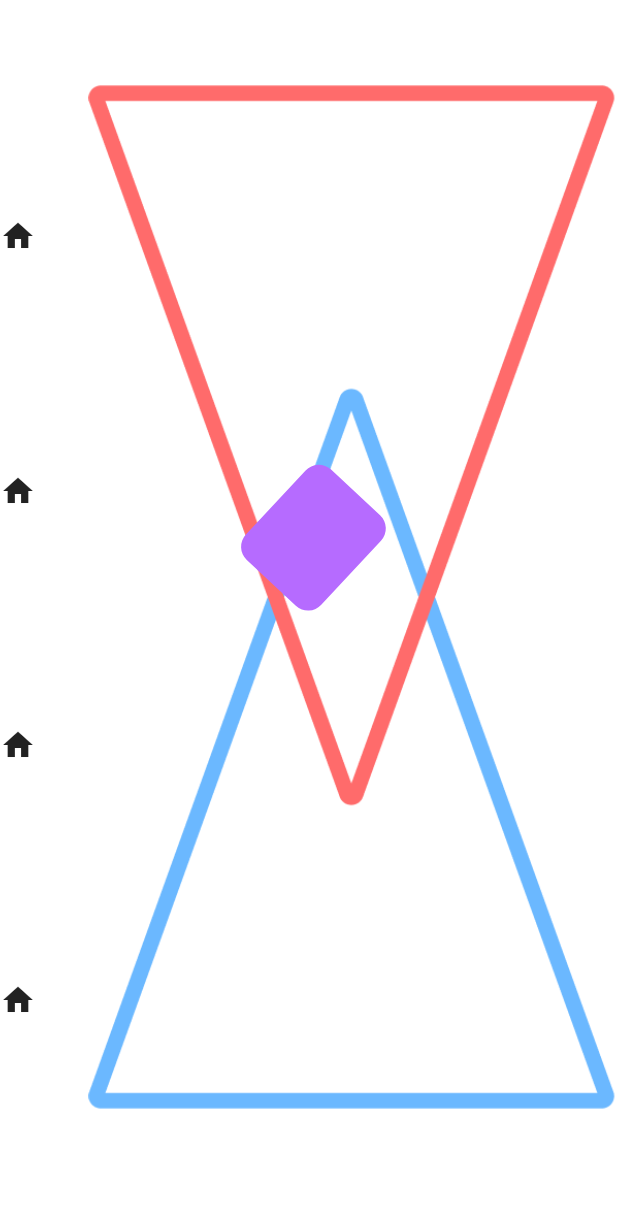
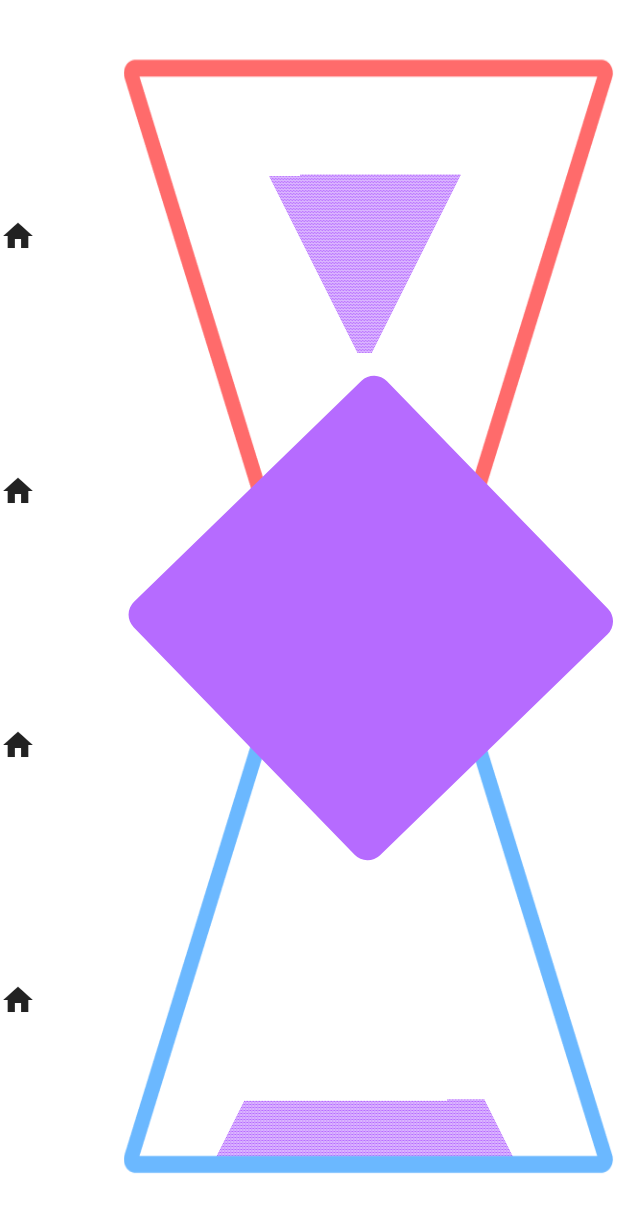
Before and after one commit to G4BR13L-me/timer_app, a Flutter app: the screen it shows after launch, on a phone screen of 412 x 824 dp. Shown: the top 1213 px of the screen. Run offline on Flutter 3.47's test engine with Material 2 defaults, Android fonts, the phone set to English and light mode, and no system bars; our stand-ins replace audio_service, flutter_tts, stop_watch_timer; missing offline and left inert: android_alarm_manager; statements that could not run were skipped.

Commit message:
Background implemention

```diff
--- a/speaker_timer/lib/screen/background/background.dart
+++ b/speaker_timer/lib/screen/background/background.dart
@@ -39,12 +39,13 @@ class _BackgroundState extends State<Background>
   Widget build(BuildContext context) {
     final size = MediaQuery.of(context).size;
 
-    Image img = Image.asset(
+    final Image img = Image.asset(
       MediaQuery.of(context).orientation == Orientation.landscape
           ? 'assets/hourglass_Landscape.png'
           : 'assets/hourglass.png',
-      width: 2.0 / 3.0 * size.width,
-      height: size.height * 0.8,
+      fit: BoxFit.fill,
+      //width: 2.0 / 3.0 * size.width,
+      //height: size.height * 0.8,
     );
 
     return SafeArea(
@@ -55,27 +56,34 @@ class _BackgroundState extends State<Background>
           child: Stack(
             children: <Widget>[
               CustomAppBar(),
-              //Sand(controller: controller, bottom: false,),
-              /*Transform.rotate(
-                angle: math.pi,
-                child: Sand(),
-              ),*/
+              Padding(
+                padding: EdgeInsets.only(bottom: size.height*0.062, left: size.width*0.18),
+                child: Sand(controller: controller, bottom: true,),
+              ),
+              Padding(
+                padding: EdgeInsets.only(top: size.height*0.055, left: size.width*0.18),
+                child: Transform.rotate(
+                  angle: math.pi,
+                  child: Sand(controller: controller, bottom: false,),
+                ),
+              ),
               Container(
-                height: 11.0 / 12.0 * size.height,
+                height: size.height,
                 width: size.width,
-                margin: EdgeInsets.only(
-                    left: size.width / 7.0, top: 10, bottom: 10, right: 1),
+                padding:EdgeInsets.only(left: size.width*0.2,right: 2.0,top: size.height*0.02,bottom: size.height*0.05),
                 child: img,
               ),
+              Center(child: Crystal(size.width, size.height)),
               AnimatedOpacity(
                   opacity:
                       Provider.of<PlayStatus>(context).isPlaying ? 1.0 : 0.0,
                   duration: Duration(seconds: 1),
                   child: Wave(size: Size(size.width, 50))),
-              Transform.translate(
+              /*Transform.translate(
                 child: Crystal(img.width, img.height),
                 offset: Offset(img.width/2.0, img.height/2.0),
-              ),
+              ),*/
+              //Crystal(img.width, img.height)
             ],
           )),
     );
--- a/speaker_timer/lib/screen/background/widgets/crystal.dart
+++ b/speaker_timer/lib/screen/background/widgets/crystal.dart
@@ -1,21 +1,48 @@
 import 'package:flutter/material.dart';
 import 'dart:math' as math;
 
+import 'package:speaker_timer/screen/stopwatch/stopwatch_screen.dart';
+
 class Crystal extends StatelessWidget {
-  Crystal(this.width,this.height);
+  Crystal(this.width, this.height);
   final double width;
   final double height;
 
   @override
   Widget build(BuildContext context) {
-    return Transform.rotate(
-      angle: 0.75,
-      origin: Offset(width/8.0, height/16.0),
-      child: Container(
-        width: width/4.0,
-        height: height/8.0,
-        decoration: BoxDecoration(borderRadius: BorderRadius.circular(12.0),color: Color(0xFFB66BFF)),
-      ),
-    );
+    print(width);
+    print(height);
+    if(width>height)
+    return Transform(
+      origin: Offset(width/8.0,width/8.0),
+        child: Container(
+          width: width / 4 ,
+          height: width / 4,
+          decoration: BoxDecoration(
+              borderRadius: BorderRadius.circular(12.0),
+              color: Color(0xFFB66BFF)),
+          child: Transform.rotate(
+            angle: -0.8,
+            child: StopWatch()
+          ),
+        ),
+        transform: Matrix4.translationValues(width/10.0, -height/70, 0)..rotateZ(0.8),
+        );
+      else
+      return Transform(
+      origin: Offset( height/7.0,height/7.0),
+        child: Container(
+          width: height / 3.5,
+          height: height / 3.5,
+          decoration: BoxDecoration(
+              borderRadius: BorderRadius.circular(12.0),
+              color: Color(0xFFB66BFF)),
+          /*child: Transform.rotate(
+            angle: -0.8,
+            child: StopWatch()
+          ),*/
+        ),
+        transform: Matrix4.translationValues(width/10.0, 0, 0)..rotateZ(0.8),
+        );
   }
 }
--- a/speaker_timer/lib/screen/background/widgets/sand.dart
+++ b/speaker_timer/lib/screen/background/widgets/sand.dart
@@ -9,7 +9,7 @@ class Sand extends StatelessWidget {
 
   @override
   Widget build(BuildContext context) {
-    double totalSum = sum(1.25, 25, 1.25);
+    double totalSum = sumPA(200, 10, 200);
     double interval = 1.0/totalSum;
     int index = bottom ? totalSum.round() : 0;
 
@@ -17,12 +17,12 @@ class Sand extends StatelessWidget {
       mainAxisAlignment: MainAxisAlignment.end,
       children: <Widget>[
         // controls the heigth of the triangle
-        for (var i = 0; i < 25; i++)
+        for (var i = 10; i < 200; i=(i+0.5).round())
           Row(
             mainAxisAlignment: MainAxisAlignment.center,
             children: <Widget>[
               // controls the width of the triangle
-              for (var j = 0; j < i*1.25; j++)
+              for (var j = 0; j < i; j++)
                 _sand(context, bottom ? interval*index-- : interval*(++index),interval, totalSum)
             ],
           ),
@@ -32,6 +32,10 @@ class Sand extends StatelessWidget {
 
   double sum (double q, double n, double frist){
     return frist*(pow(q, n)-1)/(q-1);
+  }
+
+  double sumPA (double n, double frist,double last){
+    return (frist+last)*n/2.0;
   }
 
   Widget _sand (BuildContext context, double index, double interval, double sum) {
@@ -49,8 +53,8 @@ class Sand extends StatelessWidget {
 
     return FadeTransition(
         child: Container(
-          height: 10,
-          width: 10,
+          height: 1,
+          width: 1,
           decoration: BoxDecoration(shape: BoxShape.circle,color: Color(0xFFB66BFF)),
         ),
         opacity: animation,
--- a/speaker_timer/lib/screen/stopwatch/stopwatch_screen.dart
+++ b/speaker_timer/lib/screen/stopwatch/stopwatch_screen.dart
@@ -49,18 +49,9 @@ class _StopWatchState extends State<StopWatch>
   @override
   Widget build(BuildContext context) {
     return Scaffold(
-      body: Container(
-        decoration: BoxDecoration(
-            gradient: LinearGradient(
-                colors: [
-                  Theme.of(context).primaryColor,
-                  Theme.of(context).accentColor
-                ],
-                begin: FractionalOffset.topCenter,
-                end: FractionalOffset.bottomCenter,
-                stops: [0.0, 1.0],
-                tileMode: TileMode.clamp)),
-        child: Column(
+      backgroundColor: Colors.transparent,
+      primary: false,
+          body: Column(
         mainAxisAlignment: MainAxisAlignment.center,
         crossAxisAlignment: CrossAxisAlignment.center,
         children: <Widget>[
@@ -198,7 +189,6 @@ class _StopWatchState extends State<StopWatch>
           ),
         ],
       ),
-      ),
     );
   }
 
@@ -216,8 +206,7 @@ class _StopWatchState extends State<StopWatch>
       _animationController.reset();
       pause = true;
       time = _stopWatchTimer.rawTime.value;
-      _stopWatchTimer.onExecute
-          .add(StopWatchExecute.stop);
+      _stopWatchTimer.onExecute.add(StopWatchExecute.stop);
       _animationController.forward();
     });
   }
@@ -226,8 +215,7 @@ class _StopWatchState extends State<StopWatch>
     setState(() {
       _animationController.reset();
       time = 0;
-      _stopWatchTimer.onExecute
-          .add(StopWatchExecute.reset);
+      _stopWatchTimer.onExecute.add(StopWatchExecute.reset);
       _animationController.forward();
     });
   }
```
Lines whose indentation alone changed are shown as unchanged.
